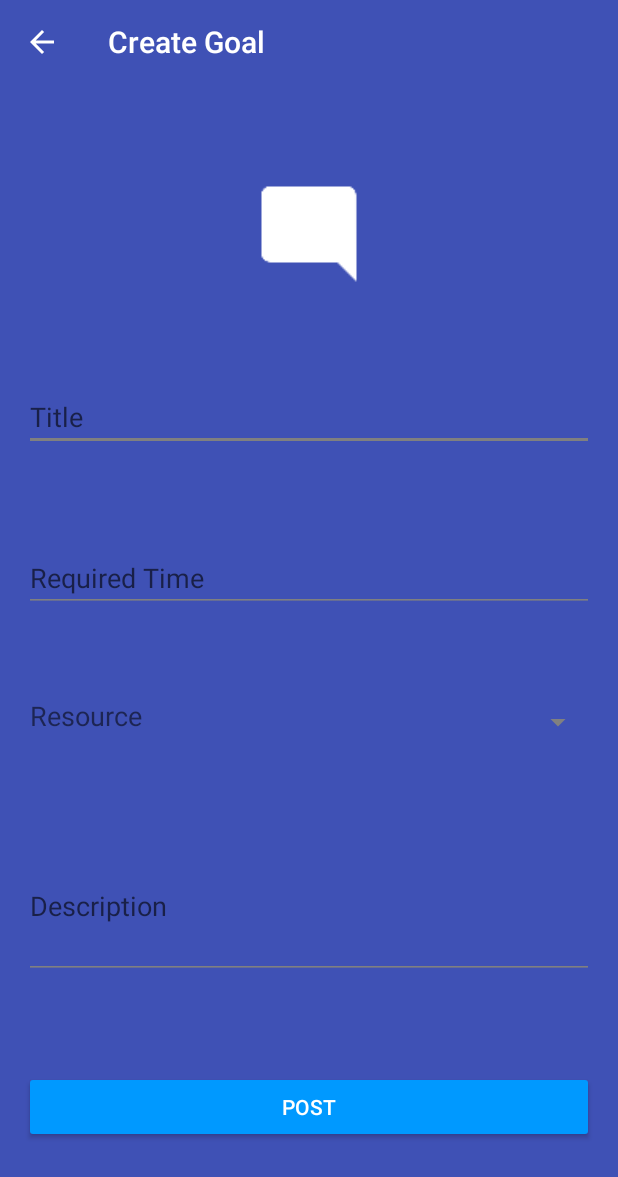
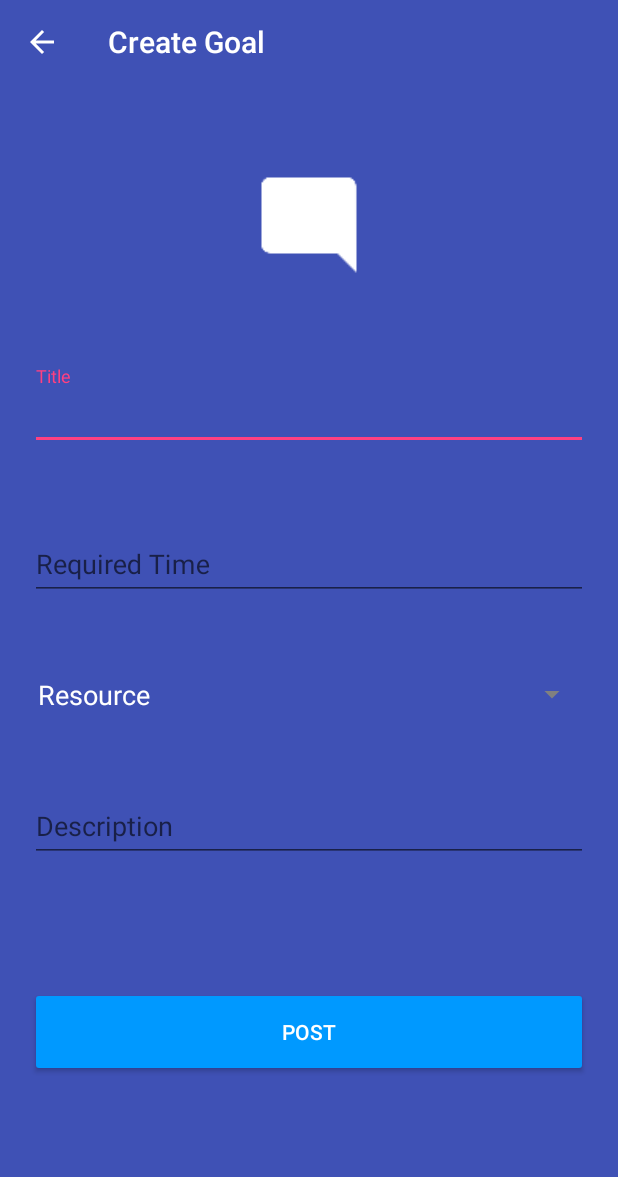
Before and after one commit to alfitra20/goalz-client-android, an Android app: the CreateRecommendationActivity screen opened directly, with no data from a screen before it, on a phone screen of 412 x 824 dp. Shown: the top 1177 px of the screen. Run offline under Robolectric (Android 15) with nearby library versions, the phone set to English and light mode, and no system bars; our stand-ins replace Firebase (no records; nobody signed in at launch, a user with empty details on screens opened directly), Room's generated code; libraries missing offline, so code that uses them is left out: android.arch.persistence; Roboto replaces fonts that are not available here; 4 statements that could not run were skipped.

```diff
--- a/app/src/main/java/emse/mobisocial/goalz/ui/LoginActivity.kt
+++ b/app/src/main/java/emse/mobisocial/goalz/ui/LoginActivity.kt
@@ -10,18 +10,17 @@ import android.os.Bundle
 import android.preference.PreferenceManager
 import android.support.annotation.RequiresApi
 import android.support.design.widget.Snackbar
+import android.support.v7.content.res.AppCompatResources
 import android.util.Patterns
 import android.view.WindowManager
 import com.google.firebase.auth.FirebaseAuth
 import emse.mobisocial.goalz.R
 import kotlinx.android.synthetic.main.activity_login.*
 
-
 class LoginActivity : AppCompatActivity() {
 
     private lateinit var mFirebaseAuth : FirebaseAuth
     private lateinit var mSnackbar: Snackbar
-    private var redColor = Color.parseColor("#FF6347")
 
     @TargetApi(Build.VERSION_CODES.M)
     @RequiresApi(Build.VERSION_CODES.LOLLIPOP)
@@ -73,7 +72,7 @@ class LoginActivity : AppCompatActivity() {
     }
     private fun launchSnackbar(title: String) {
         mSnackbar = Snackbar.make(login_layout, title, Snackbar.LENGTH_LONG)
-        mSnackbar.view.background = ColorDrawable(redColor)
+        mSnackbar.view.background = AppCompatResources.getDrawable(this, R.color.snackbarErrorColor)
         mSnackbar.show()
     }
 }
--- a/app/src/main/java/emse/mobisocial/goalz/ui/SignupNicknameFragment.kt
+++ b/app/src/main/java/emse/mobisocial/goalz/ui/SignupNicknameFragment.kt
@@ -1,11 +1,10 @@
 package emse.mobisocial.goalz.ui
 
 import android.content.Context
-import android.graphics.Color
-import android.graphics.drawable.ColorDrawable
 import android.os.Bundle
 import android.support.design.widget.Snackbar
 import android.support.v4.app.Fragment
+import android.support.v7.content.res.AppCompatResources
 import android.view.LayoutInflater
 import android.view.View
 import android.view.ViewGroup
@@ -25,7 +24,6 @@ class SignupNicknameFragment: Fragment() {
     private var nickname:String? = null
     private lateinit var usersList : ArrayList<UserMinimal>
     private lateinit var mSnackbar: Snackbar
-    var redColor = Color.parseColor("#FF6347")
 
     override fun onCreate(savedInstanceState: Bundle?) {
         super.onCreate(savedInstanceState)
@@ -58,7 +56,7 @@ class SignupNicknameFragment: Fragment() {
 
     private fun launchSnackbar(title: String) {
         mSnackbar = Snackbar.make(signup_nickname_layout, title, Snackbar.LENGTH_LONG)
-        mSnackbar.view.background = ColorDrawable(redColor)
+        mSnackbar.view.background = AppCompatResources.getDrawable(mContext, R.color.snackbarErrorColor)
         mSnackbar.show()
     }
 }
--- a/app/src/main/java/emse/mobisocial/goalz/ui/SignupPersonalInfoFragment.kt
+++ b/app/src/main/java/emse/mobisocial/goalz/ui/SignupPersonalInfoFragment.kt
@@ -2,11 +2,10 @@ package emse.mobisocial.goalz.ui
 
 import android.app.DatePickerDialog
 import android.content.Context
-import android.graphics.Color
-import android.graphics.drawable.ColorDrawable
 import android.os.Bundle
 import android.support.design.widget.Snackbar
 import android.support.v4.app.Fragment
+import android.support.v7.content.res.AppCompatResources
 import android.view.LayoutInflater
 import android.view.View
 import android.view.ViewGroup
@@ -33,7 +32,6 @@ class SignupPersonalInfoFragment : Fragment() {
     private lateinit var birthdateText: EditText
     private lateinit var pickBirthdate : ImageButton
     private lateinit var mSnackbar: Snackbar
-    private var redColor = Color.parseColor("#FF6347")
     private var nickname : String? = null
     private var age : Int = 0
 
@@ -129,7 +127,7 @@ class SignupPersonalInfoFragment : Fragment() {
 
     private fun launchSnackbar(title: String) {
         mSnackbar = Snackbar.make(signup_personal_info_layout, title, Snackbar.LENGTH_LONG)
-        mSnackbar.view.background = ColorDrawable(redColor)
+        mSnackbar.view.background = AppCompatResources.getDrawable(mContext, R.color.snackbarErrorColor)
         mSnackbar.show()
     }
 
--- a/app/src/main/res/layout/activity_create_recommendation.xml
+++ b/app/src/main/res/layout/activity_create_recommendation.xml
@@ -2,6 +2,7 @@
 <android.support.constraint.ConstraintLayout xmlns:android="http://schemas.android.com/apk/res/android"
     xmlns:app="http://schemas.android.com/apk/res-auto"
     xmlns:tools="http://schemas.android.com/tools"
+    android:id="@+id/create_recommendation_layout"
     android:layout_width="match_parent"
     android:layout_height="match_parent"
     android:background="@color/colorPrimary"
@@ -14,89 +15,35 @@
         android:layout_height="76dp"
         android:layout_marginEnd="8dp"
         android:layout_marginStart="8dp"
-        app:layout_constraintBottom_toTopOf="@+id/create_recommendation_activity_title_et"
+        android:layout_marginTop="20dp"
+        app:layout_constraintBottom_toTopOf="@+id/textInputLayout23"
         app:layout_constraintEnd_toEndOf="parent"
-        app:layout_constraintHorizontal_bias="0.5"
         app:layout_constraintStart_toStartOf="parent"
         app:layout_constraintTop_toTopOf="parent"
         app:srcCompat="@drawable/ic_mode_comment_white_48dp" />
-
-    <EditText
-        android:id="@+id/create_recommendation_activity_title_et"
-        android:layout_width="0dp"
-        android:layout_height="wrap_content"
-        android:layout_marginEnd="16dp"
-        android:layout_marginStart="16dp"
-        android:backgroundTint="#808080"
-        android:ems="10"
-        android:fontFamily="sans-serif"
-        android:hint="@string/create_recommendation_activity_title_hint"
-        android:inputType="textPersonName"
-        android:textColor="#FFFFFF"
-        app:layout_constraintBottom_toTopOf="@+id/create_recommendation_activity_reg_time_et"
-        app:layout_constraintEnd_toEndOf="parent"
-        app:layout_constraintHorizontal_bias="0.5"
-        app:layout_constraintStart_toStartOf="parent"
-        app:layout_constraintTop_toBottomOf="@+id/create_recommendation_activity_logo_iw" />
-
-    <EditText
-        android:id="@+id/create_recommendation_activity_reg_time_et"
-        android:layout_width="0dp"
-        android:layout_height="wrap_content"
-        android:layout_marginEnd="16dp"
-        android:layout_marginStart="16dp"
-        android:layout_weight="1"
-        android:backgroundTint="#808080"
-        android:ems="10"
-        android:fontFamily="sans-serif"
-        android:hint="@string/create_recommendation_activity_topic_hint"
-        android:inputType="number|numberSigned"
-        android:textColor="#FFFFFF"
-        android:textSize="18sp"
-        app:layout_constraintBottom_toTopOf="@+id/create_recommendation_activity_resource_sp"
-        app:layout_constraintEnd_toEndOf="parent"
-        app:layout_constraintHorizontal_bias="0.5"
-        app:layout_constraintStart_toStartOf="parent"
-        app:layout_constraintTop_toBottomOf="@+id/create_recommendation_activity_title_et" />
-
-    <EditText
-        android:id="@+id/create_recommendation_activity_description_et"
-        android:layout_width="0dp"
-        android:layout_height="97dp"
-        android:layout_marginEnd="16dp"
-        android:layout_marginStart="16dp"
-        android:backgroundTint="#808080"
-        android:ems="10"
-        android:fontFamily="sans-serif"
-        android:hint="@string/create_recommendation_activity_description_hint"
-        android:inputType="text|textMultiLine"
-        android:textColor="#FFFFFF"
-        android:textSize="18sp"
-        app:layout_constraintBottom_toTopOf="@+id/create_recommendation_activity_submit_btn"
-        app:layout_constraintEnd_toEndOf="parent"
-        app:layout_constraintHorizontal_bias="0.5"
-        app:layout_constraintStart_toStartOf="parent"
-        app:layout_constraintTop_toBottomOf="@+id/create_recommendation_activity_resource_sp" />
 
     <Spinner
         android:id="@+id/create_recommendation_activity_resource_sp"
         android:layout_width="0dp"
         android:layout_height="wrap_content"
-        android:layout_marginEnd="16dp"
-        android:layout_marginStart="8dp"
+        android:layout_marginEnd="20dp"
+        android:layout_marginStart="12dp"
+        android:layout_marginTop="15dp"
         android:backgroundTint="#808080"
         android:textColor="#FFFF"
-        app:layout_constraintBottom_toTopOf="@+id/create_recommendation_activity_description_et"
+        app:layout_constraintBottom_toTopOf="@+id/textInputLayout25"
         app:layout_constraintEnd_toEndOf="parent"
         app:layout_constraintStart_toEndOf="@+id/create_recommendation_activity_resource_tw"
-        app:layout_constraintTop_toBottomOf="@+id/create_recommendation_activity_reg_time_et" />
+        app:layout_constraintTop_toBottomOf="@+id/textInputLayout24" />
 
     <Button
         android:id="@+id/create_recommendation_activity_submit_btn"
         android:layout_width="0dp"
-        android:layout_height="wrap_content"
-        android:layout_marginEnd="16dp"
-        android:layout_marginStart="16dp"
+        android:layout_height="60dp"
+        android:layout_marginBottom="70dp"
+        android:layout_marginEnd="20dp"
+        android:layout_marginStart="20dp"
+        android:layout_marginTop="25dp"
         android:backgroundTint="#0099ff"
         android:shadowColor="@color/colorPrimary"
         android:text="@string/create_recommendation_activity_post_btn_text"
@@ -105,18 +52,79 @@
         app:layout_constraintBottom_toBottomOf="parent"
         app:layout_constraintEnd_toEndOf="parent"
         app:layout_constraintStart_toStartOf="parent"
-        app:layout_constraintTop_toBottomOf="@+id/create_recommendation_activity_description_et" />
+        app:layout_constraintTop_toBottomOf="@+id/textInputLayout25" />
 
     <TextView
         android:id="@+id/create_recommendation_activity_resource_tw"
         android:layout_width="wrap_content"
         android:layout_height="wrap_content"
-        android:layout_marginBottom="4dp"
+        android:layout_marginStart="25dp"
+        android:layout_marginTop="8dp"
+        android:text="@string/create_recommendation_activity_resource_tw_text"
+        android:textColor="#FFFF"
+        android:textSize="18sp"
+        app:layout_constraintBottom_toTopOf="@+id/textInputLayout25"
+        app:layout_constraintStart_toStartOf="parent"
+        app:layout_constraintTop_toBottomOf="@+id/textInputLayout24" />
+
+    <android.support.design.widget.TextInputLayout
+        android:id="@+id/textInputLayout23"
+        android:layout_width="0dp"
+        android:layout_height="wrap_content"
+        android:layout_marginEnd="20dp"
         android:layout_marginStart="20dp"
-        android:text="@string/create_recommendation_activity_resource_tw_text"
-        android:textSize="18sp"
-        app:layout_constraintBottom_toBottomOf="@+id/create_recommendation_activity_resource_sp"
-        app:layout_constraintStart_toStartOf="parent" />
+        android:layout_marginTop="20dp"
+        app:layout_constraintBottom_toTopOf="@+id/textInputLayout24"
+        app:layout_constraintEnd_toEndOf="parent"
+        app:layout_constraintStart_toStartOf="parent"
+        app:layout_constraintTop_toBottomOf="@+id/create_recommendation_activity_logo_iw">
+
+        <android.support.design.widget.TextInputEditText
+            android:id="@+id/create_recommendation_activity_title_et"
+            android:layout_width="match_parent"
+            android:layout_height="wrap_content"
+            android:hint="Title" />
+    </android.support.design.widget.TextInputLayout>
+
+    <android.support.design.widget.TextInputLayout
+        android:id="@+id/textInputLayout24"
+        android:layout_width="0dp"
+        android:layout_height="wrap_content"
+        android:layout_marginEnd="20dp"
+        android:layout_marginStart="20dp"
+        android:layout_marginTop="8dp"
+        app:layout_constraintBottom_toTopOf="@+id/create_recommendation_activity_resource_sp"
+        app:layout_constraintEnd_toEndOf="parent"
+        app:layout_constraintHorizontal_bias="0.0"
+        app:layout_constraintStart_toStartOf="parent"
+        app:layout_constraintTop_toBottomOf="@+id/textInputLayout23">
+
+        <android.support.design.widget.TextInputEditText
+            android:id="@+id/create_recommendation_activity_reg_time_et"
+            android:layout_width="match_parent"
+            android:layout_height="wrap_content"
+            android:hint="Required Time" />
+    </android.support.design.widget.TextInputLayout>
+
+    <android.support.design.widget.TextInputLayout
+        android:id="@+id/textInputLayout25"
+        android:layout_width="0dp"
+        android:layout_height="78dp"
+        android:layout_marginEnd="20dp"
+        android:layout_marginStart="20dp"
+        android:layout_marginTop="8dp"
+        app:layout_constraintBottom_toTopOf="@+id/create_recommendation_activity_submit_btn"
+        app:layout_constraintEnd_toEndOf="parent"
+        app:layout_constraintStart_toStartOf="parent"
+        app:layout_constraintTop_toBottomOf="@+id/create_recommendation_activity_resource_sp">
+
+        <android.support.design.widget.TextInputEditText
+            android:id="@+id/create_recommendation_activity_description_et"
+            android:layout_width="match_parent"
+            android:layout_height="wrap_content"
+            android:hint="Description"
+            android:maxLines="2" />
+    </android.support.design.widget.TextInputLayout>
 
 
 </android.support.constraint.ConstraintLayout>
--- a/app/src/main/res/values/colors.xml
+++ b/app/src/main/res/values/colors.xml
@@ -5,4 +5,6 @@
     <color name="colorAccent">#FF4081</color>
     <color name="progressBarFG">#2a9aea</color>
     <color name="progressBarBG">#a6adb2</color>
+    <color name="snackbarErrorColor">#FF6347</color>
+    <color name="snackbarActionColor">#FFFFFF</color>
 </resources>
```
Also changed, not shown: app/src/main/java/emse/mobisocial/goalz/ui/CreateGoalActivity.kt (+2 -6 lines), app/src/main/java/emse/mobisocial/goalz/ui/CreateRecommendationActivity.kt (+11 -6 lines), app/src/main/java/emse/mobisocial/goalz/ui/CreateResourceActivity.kt (+2 -7 lines), app/src/main/java/emse/mobisocial/goalz/ui/EditGoalActivity.kt (+16 -4 lines), app/src/main/java/emse/mobisocial/goalz/ui/EditProfileActivity.kt (+7 -7 lines), app/src/main/java/emse/mobisocial/goalz/ui/SignupCredentialsFragment.kt (+6 -8 lines), app/src/main/res/layout/activity_edit_goal.xml (+87 -105 lines).
